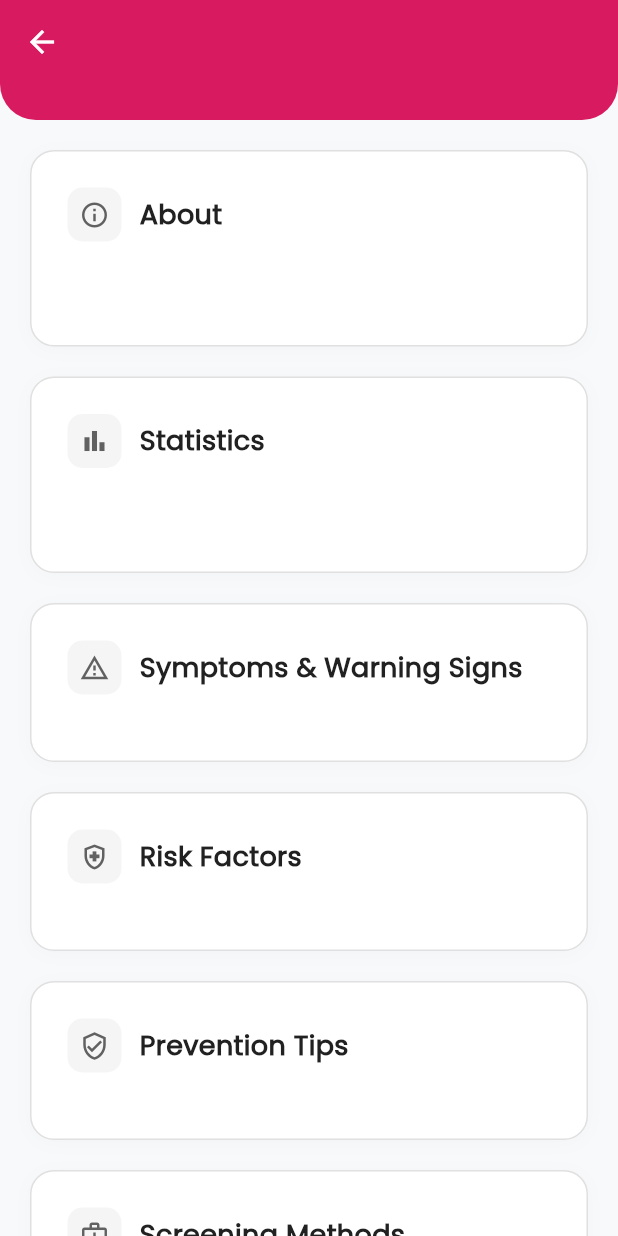
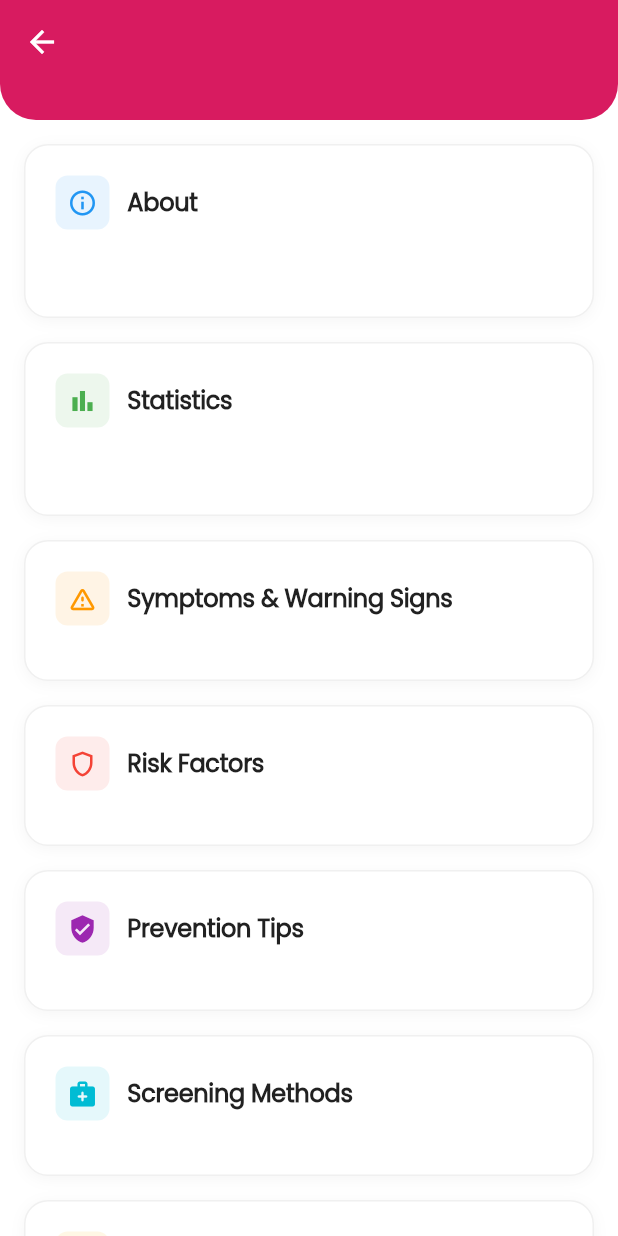
Before and after one commit to robertterquin/ONCOSENSE, a Flutter app: the CancerDetailScreen screen opened directly with empty values, on a phone screen of 412 x 824 dp. Run offline on Flutter 3.47's test engine with Material 3 defaults, Android fonts, the phone set to English and light mode, and no system bars; our stand-ins replace flutter_dotenv, google_fonts, image_picker, shared_preferences, supabase_flutter; accounts and stored records are empty; statements that could not run were skipped.

Commit message:
feat: Refactor CancerDetailScreen layout with modern card design and improved styling

```diff
--- a/lib/screens/cancer_info/cancer_detail_screen.dart
+++ b/lib/screens/cancer_info/cancer_detail_screen.dart
@@ -12,9 +12,10 @@ class CancerDetailScreen extends StatelessWidget {
   @override
   Widget build(BuildContext context) {
     return Scaffold(
-      backgroundColor: const Color(0xFFF8F9FA),
+      backgroundColor: Colors.white,
       body: CustomScrollView(
         slivers: [
+          // Original App Bar with rounded corners
           SliverAppBar(
             floating: true,
             expandedHeight: 80,
@@ -48,110 +49,121 @@ class CancerDetailScreen extends StatelessWidget {
               ),
             ),
           ),
+
           SliverToBoxAdapter(
-            child: Padding(
-              padding: const EdgeInsets.all(20.0),
             child: Column(
-                crossAxisAlignment: CrossAxisAlignment.start,
               children: [
-                  // Description Card
-                  _buildSection(
+                const SizedBox(height: 16),
+
+                // About Section - Modern Card
+                _buildModernCard(
+                  icon: Icons.info_outline,
                   title: 'About',
-                    icon: Icons.info_outline,
+                  iconColor: const Color(0xFF2196F3),
                   child: Text(
                     cancer.description,
-                      style: TextStyle(
-                        fontSize: 15,
-                        color: Colors.grey[700],
+                    style: const TextStyle(
+                      fontSize: 14,
+                      color: Color(0xFF424242),
                       height: 1.6,
-                        letterSpacing: 0.2,
+                      letterSpacing: 0.1,
                     ),
                   ),
                 ),
 
-                  const SizedBox(height: 20),
+                const SizedBox(height: 16),
 
-                  // Statistics
-                  if (cancer.statistics != null) ...[
-                    _buildSection(
+                // Statistics Section
+                if (cancer.statistics != null)
+                  _buildModernCard(
+                    icon: Icons.bar_chart,
                     title: 'Statistics',
-                      icon: Icons.bar_chart_outlined,
+                    iconColor: const Color(0xFF4CAF50),
                     child: Text(
                       cancer.statistics!,
-                        style: TextStyle(
-                          fontSize: 15,
-                          color: Colors.grey[700],
+                      style: const TextStyle(
+                        fontSize: 14,
+                        color: Color(0xFF424242),
                         height: 1.6,
-                          letterSpacing: 0.2,
+                        letterSpacing: 0.1,
                       ),
                     ),
                   ),
-                    const SizedBox(height: 20),
-                  ],
 
-                  // Symptoms
-                  _buildSection(
+                if (cancer.statistics != null) const SizedBox(height: 16),
+
+                // Symptoms & Warning Signs Section
+                _buildModernCard(
+                  icon: Icons.warning_amber_rounded,
                   title: 'Symptoms & Warning Signs',
-                    icon: Icons.warning_amber_outlined,
-                    child: _buildList(cancer.symptoms),
+                  iconColor: const Color(0xFFFF9800),
+                  child: _buildModernList(cancer.symptoms),
                 ),
 
-                  const SizedBox(height: 20),
+                const SizedBox(height: 16),
 
-                  // Risk Factors
-                  _buildSection(
+                // Risk Factors Section
+                _buildModernCard(
+                  icon: Icons.shield_outlined,
                   title: 'Risk Factors',
-                    icon: Icons.health_and_safety_outlined,
-                    child: _buildList(cancer.riskFactors),
+                  iconColor: const Color(0xFFF44336),
+                  child: _buildModernList(cancer.riskFactors),
                 ),
 
-                  const SizedBox(height: 20),
+                const SizedBox(height: 16),
 
-                  // Prevention Tips
-                  _buildSection(
+                // Prevention Tips Section
+                _buildModernCard(
+                  icon: Icons.verified_user,
                   title: 'Prevention Tips',
-                    icon: Icons.verified_user_outlined,
-                    child: _buildList(cancer.preventionTips),
+                  iconColor: const Color(0xFF9C27B0),
+                  child: _buildModernList(cancer.preventionTips),
                 ),
 
-                  const SizedBox(height: 20),
+                const SizedBox(height: 16),
 
-                  // Screening Methods
-                  _buildSection(
+                // Screening Methods Section
+                _buildModernCard(
+                  icon: Icons.medical_services_rounded,
                   title: 'Screening Methods',
-                    icon: Icons.medical_services_outlined,
-                    child: _buildList(cancer.screeningMethods),
+                  iconColor: const Color(0xFF00BCD4),
+                  child: _buildModernList(cancer.screeningMethods),
                 ),
 
-                  const SizedBox(height: 20),
+                const SizedBox(height: 16),
 
-                  // Early Detection
-                  _buildSection(
+                // Early Detection Section
+                _buildModernCard(
+                  icon: Icons.tips_and_updates,
                   title: 'Early Detection',
-                    icon: Icons.search,
+                  iconColor: const Color(0xFFFFB300),
                   child: Container(
                     padding: const EdgeInsets.all(16),
                     decoration: BoxDecoration(
-                        color: Colors.grey[100],
+                      color: const Color(0xFFFFF8E1),
                       borderRadius: BorderRadius.circular(12),
+                      border: Border.all(
+                        color: const Color(0xFFFFE082),
+                        width: 1,
+                      ),
                     ),
                     child: Row(
                       crossAxisAlignment: CrossAxisAlignment.start,
                       children: [
-                          Icon(
-                            Icons.lightbulb_outline,
-                            color: Colors.grey[600],
-                            size: 22,
+                        const Icon(
+                          Icons.lightbulb,
+                          color: Color(0xFFFFB300),
+                          size: 20,
                         ),
                         const SizedBox(width: 12),
                         Expanded(
                           child: Text(
                             cancer.earlyDetectionInfo,
-                              style: TextStyle(
-                                fontSize: 15,
-                                color: Colors.grey[700],
+                            style: const TextStyle(
+                              fontSize: 14,
+                              color: Color(0xFF424242),
                               height: 1.6,
-                                letterSpacing: 0.2,
+                              letterSpacing: 0.1,
                             ),
                           ),
                         ),
@@ -160,25 +172,29 @@ class CancerDetailScreen extends StatelessWidget {
                   ),
                 ),
 
-                  const SizedBox(height: 32),
+                const SizedBox(height: 24),
 
-                  // Disclaimer
+                // Disclaimer Section
                 Container(
-                    padding: const EdgeInsets.all(20),
+                  margin: const EdgeInsets.symmetric(horizontal: 16),
+                  padding: const EdgeInsets.all(16),
                   decoration: BoxDecoration(
-                      color: Colors.white,
-                      borderRadius: BorderRadius.circular(16),
-                      border: Border.all(color: Colors.grey[300]!),
+                    color: const Color(0xFFF5F5F5),
+                    borderRadius: BorderRadius.circular(12),
+                    border: Border.all(
+                      color: const Color(0xFFE0E0E0),
+                      width: 1,
+                    ),
                   ),
                   child: Row(
                     crossAxisAlignment: CrossAxisAlignment.start,
                     children: [
                       Icon(
-                          Icons.info_outline,
-                          color: Colors.grey[600],
-                          size: 22,
+                        Icons.info_outline_rounded,
+                        color: Colors.grey[700],
+                        size: 20,
                       ),
-                        const SizedBox(width: 16),
+                      const SizedBox(width: 12),
                       Expanded(
                         child: Column(
                           crossAxisAlignment: CrossAxisAlignment.start,
@@ -186,16 +202,16 @@ class CancerDetailScreen extends StatelessWidget {
                             Text(
                               'Medical Disclaimer',
                               style: TextStyle(
-                                  fontSize: 14,
+                                fontSize: 13,
                                 fontWeight: FontWeight.w600,
                                 color: Colors.grey[800],
                               ),
                             ),
-                              const SizedBox(height: 8),
+                            const SizedBox(height: 6),
                             Text(
                               'This information is for educational purposes only. Always consult with healthcare professionals for medical advice, diagnosis, or treatment.',
                               style: TextStyle(
-                                  fontSize: 13,
+                                fontSize: 12,
                                 color: Colors.grey[600],
                                 height: 1.5,
                               ),
@@ -211,30 +227,34 @@ class CancerDetailScreen extends StatelessWidget {
               ],
             ),
           ),
-          ),
         ],
       ),
     );
   }
 
-  Widget _buildSection({
+  Widget _buildModernCard({
+    required IconData icon,
     required String title,
-    required IconData icon,
+    required Color iconColor,
     required Widget child,
   }) {
     return Container(
-      padding: const EdgeInsets.all(24),
+      margin: const EdgeInsets.symmetric(horizontal: 16),
+      padding: const EdgeInsets.all(20),
       decoration: BoxDecoration(
         color: Colors.white,
         borderRadius: BorderRadius.circular(16),
-        border: Border.all(color: const Color(0xFFE0E0E0)),
         boxShadow: [
           BoxShadow(
-            color: Colors.black.withOpacity(0.02),
-            blurRadius: 10,
+            color: Colors.black.withOpacity(0.04),
+            blurRadius: 8,
             offset: const Offset(0, 2),
           ),
         ],
+        border: Border.all(
+          color: const Color(0xFFF0F0F0),
+          width: 1,
+        ),
       ),
       child: Column(
         crossAxisAlignment: CrossAxisAlignment.start,
@@ -244,34 +264,35 @@ class CancerDetailScreen extends StatelessWidget {
               Container(
                 padding: const EdgeInsets.all(8),
                 decoration: BoxDecoration(
-                  color: Colors.grey[100],
-                  borderRadius: BorderRadius.circular(10),
+                  color: iconColor.withOpacity(0.1),
+                  borderRadius: BorderRadius.circular(8),
                 ),
                 child: Icon(
                   icon,
-                  color: Colors.grey[700],
+                  color: iconColor,
                   size: 20,
                 ),
               ),
               const SizedBox(width: 12),
               Text(
                 title,
-                style: TextStyle(
-                  fontSize: 18,
+                style: const TextStyle(
+                  fontSize: 16,
                   fontWeight: FontWeight.w600,
-                  color: Colors.grey[900],
+                  color: Color(0xFF212121),
+                  letterSpacing: -0.2,
                 ),
               ),
             ],
           ),
-          const SizedBox(height: 20),
+          const SizedBox(height: 16),
           child,
         ],
       ),
     );
   }
 
-  Widget _buildList(List<String> items) {
+  Widget _buildModernList(List<String> items) {
     return Column(
       children: items.asMap().entries.map((entry) {
         return Padding(
@@ -281,22 +302,29 @@ class CancerDetailScreen extends StatelessWidget {
             children: [
               Container(
                 margin: const EdgeInsets.only(top: 6),
+                padding: const EdgeInsets.all(3),
+                decoration: BoxDecoration(
+                  color: const Color(0xFFD81B60).withOpacity(0.15),
+                  shape: BoxShape.circle,
+                ),
+                child: Container(
                   width: 6,
                   height: 6,
-                decoration: BoxDecoration(
-                  color: Colors.grey[400],
+                  decoration: const BoxDecoration(
+                    color: Color(0xFFD81B60),
                     shape: BoxShape.circle,
+                  ),
                 ),
               ),
               const SizedBox(width: 12),
               Expanded(
                 child: Text(
                   entry.value,
-                  style: TextStyle(
-                    fontSize: 15,
-                    color: Colors.grey[700],
+                  style: const TextStyle(
+                    fontSize: 14,
+                    color: Color(0xFF424242),
                     height: 1.6,
-                    letterSpacing: 0.2,
+                    letterSpacing: 0.1,
                   ),
                 ),
               ),
```
Lines whose indentation alone changed are shown as unchanged.
